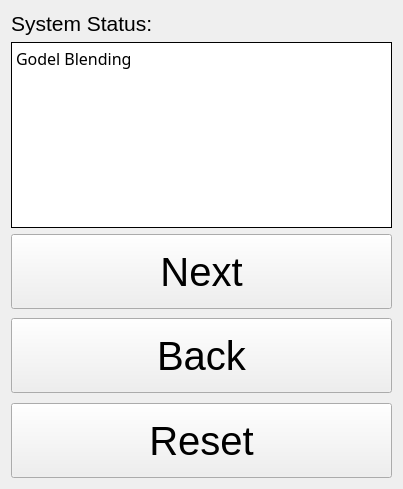
yijiangh/choreo, file framefab_gui/src/uis/framefab_widget.ui: the form before one commit.
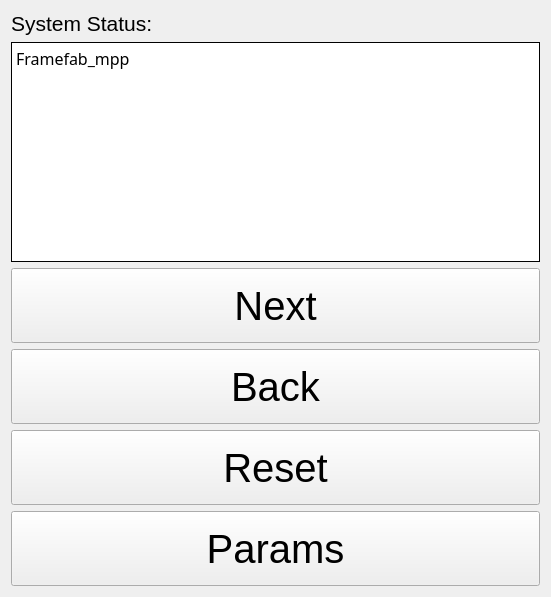
The form after the commit.

```diff
--- a/framefab_gui/src/uis/framefab_widget.ui
+++ b/framefab_gui/src/uis/framefab_widget.ui
@@ -6,8 +6,8 @@
    <rect>
     <x>0</x>
     <y>0</y>
-    <width>403</width>
-    <height>489</height>
+    <width>551</width>
+    <height>597</height>
    </rect>
   </property>
   <property name="windowTitle">
@@ -49,7 +49,7 @@
         <bool>true</bool>
        </property>
        <property name="plainText">
-        <string>Godel Blending
+        <string>Framefab_mpp
 </string>
        </property>
        <property name="textInteractionFlags">
@@ -87,23 +87,7 @@
       </widget>
      </item>
      <item>
-      <spacer name="verticalSpacer_5">
-       <property name="orientation">
-        <enum>Qt::Vertical</enum>
-       </property>
-       <property name="sizeType">
-        <enum>QSizePolicy::Expanding</enum>
-       </property>
-       <property name="sizeHint" stdset="0">
-        <size>
-         <width>20</width>
-         <height>10</height>
-        </size>
-       </property>
-      </spacer>
-     </item>
-     <item>
-      <widget class="QPushButton" name="pushButtonBack">
+      <widget class="QPushButton" name="pushbutton_back">
        <property name="enabled">
         <bool>true</bool>
        </property>
@@ -124,20 +108,7 @@
       </widget>
      </item>
      <item>
-      <spacer name="verticalSpacer_3">
-       <property name="orientation">
-        <enum>Qt::Vertical</enum>
-       </property>
-       <property name="sizeHint" stdset="0">
-        <size>
-         <width>20</width>
-         <height>10</height>
-        </size>
-       </property>
-      </spacer>
-     </item>
-     <item>
-      <widget class="QPushButton" name="pushButtonReset">
+      <widget class="QPushButton" name="pushbutton_reset">
        <property name="enabled">
         <bool>true</bool>
        </property>
@@ -159,6 +130,24 @@
        </property>
       </widget>
      </item>
+     <item>
+      <widget class="QPushButton" name="pushbutton_params">
+       <property name="minimumSize">
+        <size>
+         <width>0</width>
+         <height>75</height>
+        </size>
+       </property>
+       <property name="font">
+        <font>
+         <pointsize>30</pointsize>
+        </font>
+       </property>
+       <property name="text">
+        <string>Params</string>
+       </property>
+      </widget>
+     </item>
     </layout>
    </item>
   </layout>
```
Left out of the diff: 6 changed lines with no effect on the pictures.
